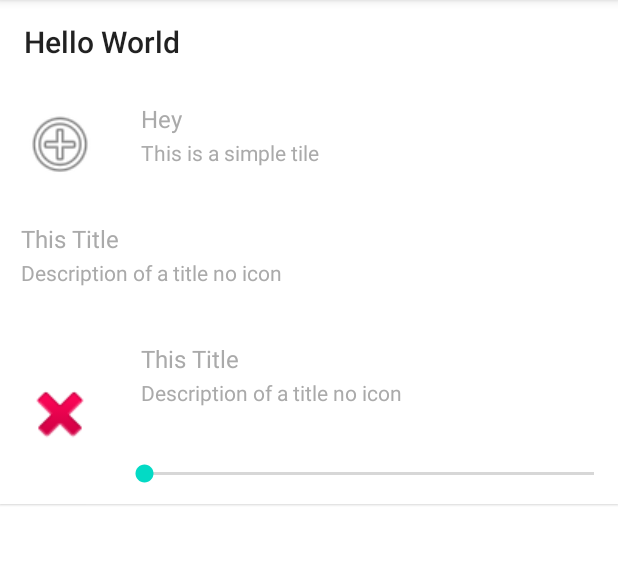
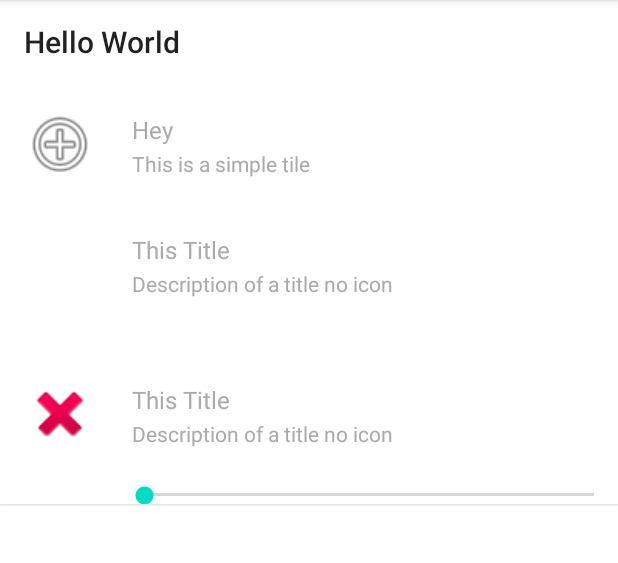
Before and after one commit to Idan503/MySettingsScreen, an Android app: the screen it shows after launch (MySettingsActivity), on a phone screen of 412 x 824 dp, the part 84-647 px from its top. Run offline under Robolectric (Android 15) with nearby library versions, the phone set to English and light mode, and no system bars.

Commit message:
Added option for invisible icon

```diff
--- a/MySettingsScreen/src/main/java/com/idankorenisraeli/mysettingsscreen/activity/MySettingsActivity.java
+++ b/MySettingsScreen/src/main/java/com/idankorenisraeli/mysettingsscreen/activity/MySettingsActivity.java
@@ -6,17 +6,13 @@ import androidx.recyclerview.widget.RecyclerView;
 
 import android.os.Bundle;
 import android.util.Log;
-import android.view.View;
-import android.widget.CompoundButton;
 import android.widget.SeekBar;
-import android.widget.Toast;
 
 import com.idankorenisraeli.mysettingsscreen.R;
 import com.idankorenisraeli.mysettingsscreen.adapter.SettingsRecyclerAdapter;
 import com.idankorenisraeli.mysettingsscreen.tile.ClickableTileData;
 import com.idankorenisraeli.mysettingsscreen.tile.SeekbarTileData;
 import com.idankorenisraeli.mysettingsscreen.tile.SettingsTileData;
-import com.idankorenisraeli.mysettingsscreen.tile.SwitchTileData;
 import com.idankorenisraeli.mysettingsscreen.tile.TitleTileData;
 
 import java.util.ArrayList;
@@ -36,10 +32,10 @@ public class MySettingsActivity extends AppCompatActivity {
         setActionBar(actionBar);
 
 
-        ArrayList<SettingsTileData> dataTiles = new ArrayList<>();
+        ArrayList<SettingsTileData<?>> dataTiles = new ArrayList<>();
         dataTiles.add(new ClickableTileData("Hey", "This is a simple tile")
                 .setIconId(android.R.drawable.ic_menu_add));
-        dataTiles.add(new TitleTileData("This Title", "Description of a title no icon"));
+        dataTiles.add(new TitleTileData("This Title", "Description of a title no icon").setInvisibleIcon(true));
         dataTiles.add(new SeekbarTileData("This Title", "Description of a title no icon")
             .setOnChange(new SeekBar.OnSeekBarChangeListener() {
                 @Override
--- a/MySettingsScreen/src/main/java/com/idankorenisraeli/mysettingsscreen/adapter/SettingsRecyclerAdapter.java
+++ b/MySettingsScreen/src/main/java/com/idankorenisraeli/mysettingsscreen/adapter/SettingsRecyclerAdapter.java
@@ -33,11 +33,11 @@ public class SettingsRecyclerAdapter extends RecyclerView.Adapter<RecyclerView.V
     public static final int MULTI_CHOICE=6;
     public static final int GROUP=7;
 
-    private List<SettingsTileData> tilesData;
+    private List<SettingsTileData<?>> tilesData;
     private LayoutInflater mInflater;
 
     // data is passed into the constructor
-    public SettingsRecyclerAdapter(Context context, List<SettingsTileData> data) {
+    public SettingsRecyclerAdapter(Context context, List<SettingsTileData<?>> data) {
         this.mInflater = LayoutInflater.from(context);
         this.tilesData = data;
     }
--- a/MySettingsScreen/src/main/java/com/idankorenisraeli/mysettingsscreen/tile/SettingsTileData.java
+++ b/MySettingsScreen/src/main/java/com/idankorenisraeli/mysettingsscreen/tile/SettingsTileData.java
@@ -15,8 +15,11 @@ public abstract class SettingsTileData<T> implements Serializable {
     private String description;
     private @Nullable Integer iconId;
 
+    public static final int INVISIBLE_ICON_ID = -1;
+
 
     public SettingsTileData(){
+
     }
 
     public SettingsTileData(String title, String description) {
@@ -56,4 +59,9 @@ public abstract class SettingsTileData<T> implements Serializable {
         this.iconId = iconId;
         return build();
     }
+
+    public T setInvisibleIcon(boolean iconPaddingOnly){
+        this.iconId = (iconPaddingOnly) ? INVISIBLE_ICON_ID : iconId;
+        return build();
+    }
 }
--- a/MySettingsScreen/src/main/java/com/idankorenisraeli/mysettingsscreen/tile_holder/SeekbarTileHolder.java
+++ b/MySettingsScreen/src/main/java/com/idankorenisraeli/mysettingsscreen/tile_holder/SeekbarTileHolder.java
@@ -28,7 +28,7 @@ public class SeekbarTileHolder extends SettingsTileHolder{
     }
 
     @Override
-    public void setData(SettingsTileData tileObject) {
+    public void setData(SettingsTileData<?> tileObject) {
         super.setData(tileObject);
         SeekbarTileData mData = (SeekbarTileData) tileObject;
         tileSeekBar.setOnSeekBarChangeListener(new SeekBar.OnSeekBarChangeListener() {
--- a/MySettingsScreen/src/main/java/com/idankorenisraeli/mysettingsscreen/tile_holder/SettingsTileHolder.java
+++ b/MySettingsScreen/src/main/java/com/idankorenisraeli/mysettingsscreen/tile_holder/SettingsTileHolder.java
@@ -31,7 +31,7 @@ public abstract class SettingsTileHolder extends RecyclerView.ViewHolder {
     }
 
 
-    protected void setData(SettingsTileData tileObject){
+    protected void setData(SettingsTileData<?> tileObject){
         this.setTitleText(tileObject.getTitle());
         this.setDescriptionText(tileObject.getDescription());
         this.setIconDrawable(tileObject.getIconId());
@@ -46,7 +46,11 @@ public abstract class SettingsTileHolder extends RecyclerView.ViewHolder {
     }
     private void setIconDrawable(Integer id){
         if(id!=null) {
-            Drawable icon = ContextCompat.getDrawable(itemView.getContext(), id);
+            Drawable icon;
+            if(id==SettingsTileData.INVISIBLE_ICON_ID){
+                icon = ContextCompat.getDrawable(itemView.getContext(), android.R.color.transparent);
+            } else
+                icon = ContextCompat.getDrawable(itemView.getContext(), id);
             iconImage.setImageDrawable(icon);
             iconImage.setVisibility(View.VISIBLE);
         }
--- a/MySettingsScreen/src/main/res/layout/clickable_tile_layout.xml
+++ b/MySettingsScreen/src/main/res/layout/clickable_tile_layout.xml
@@ -18,8 +18,9 @@
 
         <LinearLayout
             android:id="@id/tile_LAY_text"
-            style="@style/TileLayout"
-            android:layout_toEndOf="@id/tile_IMG_icon">
+            style="@style/InnerTileLayout"
+            android:layout_toEndOf="@id/tile_IMG_icon"
+            >
 
             <TextView
                 android:id="@id/tile_LBL_title"
--- a/MySettingsScreen/src/main/res/layout/seekbar_tile_layout.xml
+++ b/MySettingsScreen/src/main/res/layout/seekbar_tile_layout.xml
@@ -19,7 +19,7 @@
 
         <LinearLayout
             android:id="@id/tile_LAY_text"
-            style="@style/TileLayout"
+            style="@style/InnerTileLayout"
             android:layout_toEndOf="@id/tile_IMG_icon">
 
             <TextView
--- a/MySettingsScreen/src/main/res/layout/switch_tile_layout.xml
+++ b/MySettingsScreen/src/main/res/layout/switch_tile_layout.xml
@@ -19,7 +19,7 @@
 
         <LinearLayout
             android:id="@id/tile_LAY_text"
-            style="@style/TileLayout"
+            style="@style/InnerTileLayout"
             android:layout_toEndOf="@id/tile_IMG_icon">
 
             <TextView
--- a/MySettingsScreen/src/main/res/layout/title_tile_layout.xml
+++ b/MySettingsScreen/src/main/res/layout/title_tile_layout.xml
@@ -19,7 +19,7 @@
         <LinearLayout
             android:id="@id/tile_LAY_text"
             android:layout_toEndOf="@id/tile_IMG_icon"
-            style="@style/TileLayout">
+            style="@style/InnerTileLayout">
 
             <TextView
                 android:id="@id/tile_LBL_title"
--- a/MySettingsScreen/src/main/res/values/themes.xml
+++ b/MySettingsScreen/src/main/res/values/themes.xml
@@ -34,12 +34,13 @@
 
     <!-- Inner Layout of Tiles -->
 
-    <style name="TileLayout">
+    <style name="InnerTileLayout">
         <item name="android:layout_width">wrap_content</item>
         <item name="android:layout_height">wrap_content</item>
-        <item name="android:gravity">center_vertical</item>
+        <item name="android:layout_gravity">center_vertical</item>
+        <item name="android:layout_centerVertical">true</item>
         <item name="android:orientation">vertical</item>
-        <item name="android:paddingStart">14dp</item>
+        <item name="android:paddingStart">8dp</item>
         <item name="android:paddingEnd">2dp</item>
         <item name="android:paddingTop">12dp</item>
         <item name="android:paddingBottom">10dp</item>
```
